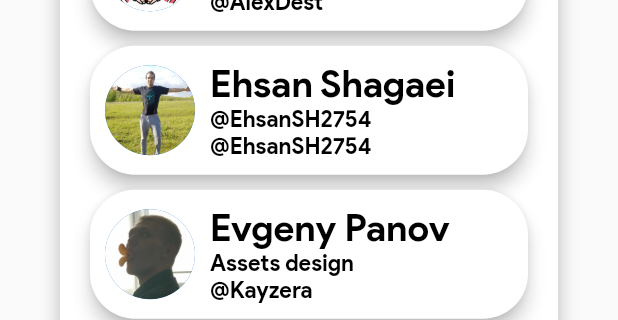
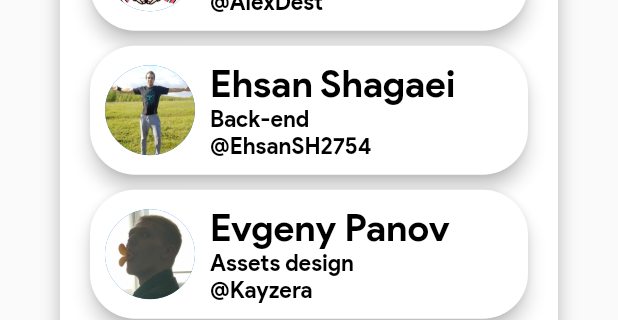
Before and after one commit to tsaplyadmitriy/FSESocialHabitApp, a Flutter app: the EasterEggDialog widget shown alone on an empty page, opened directly, on a phone screen of 412 x 824 dp. Shown: the part 514-834 px from the top of the screen. Run offline on Flutter 3.47's test engine with Material 2 defaults, Android fonts, the phone set to English and light mode, and no system bars; our stand-ins replace flushbar, flutter_svg, image_picker, marquee, percent_indicator; missing offline and left inert: async_loader, rest_data, shake.

Commit message:
Fixed typo

```diff
--- a/mobile/lib/screens/profile/profile.dart
+++ b/mobile/lib/screens/profile/profile.dart
@@ -270,7 +270,7 @@ class EasterEggDialog extends StatelessWidget {
               DeveloperCard(
                   name: "Ehsan Shagaei",
                   imagePath: "assets/easteregg/ehsan.png",
-                  description: "@EhsanSH2754",
+                  description: "Back-end",
                   telegram: "@EhsanSH2754"),
               DeveloperCard(
                   name: "Evgeny Panov",
```
